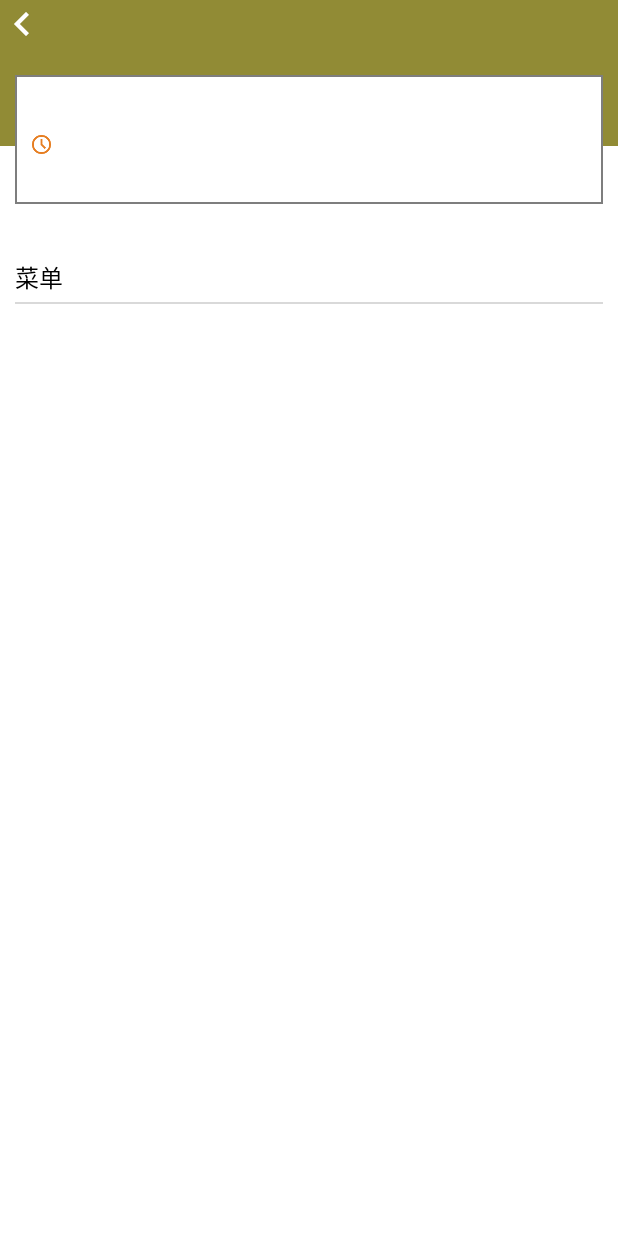
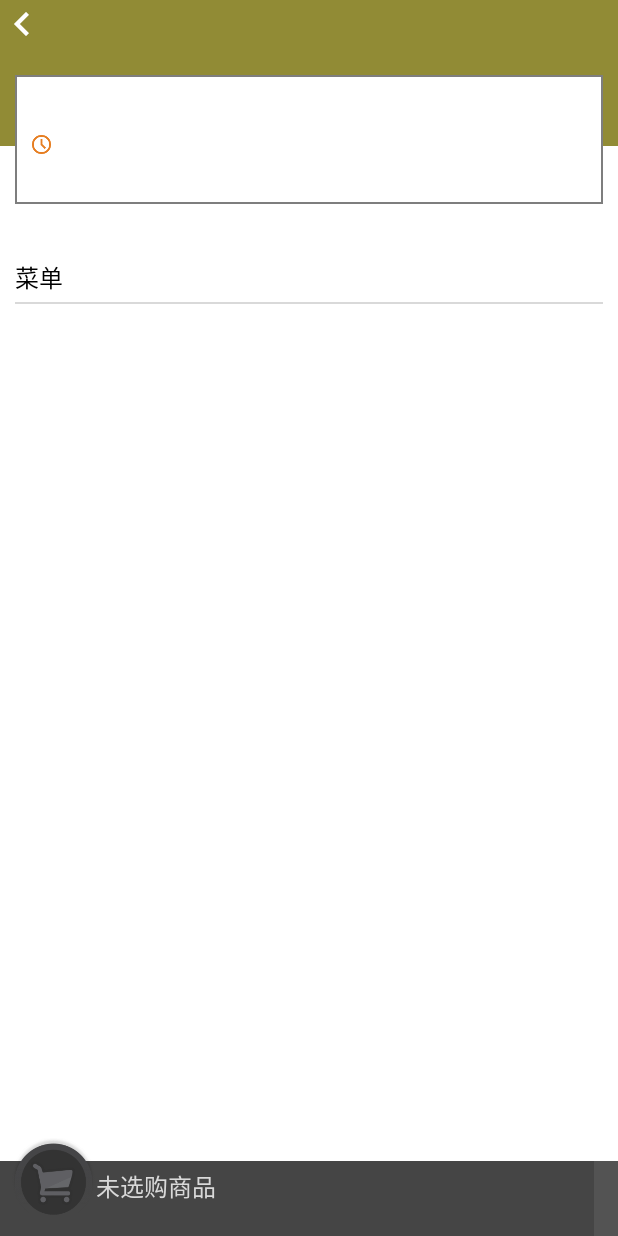
Before and after one commit to g-chameleon/AndroidFoodTakeout, an Android app: the layout activity_shop_detail.xml on its own in the app's theme, with its tools: preview values and no code run, on a phone screen of 412 x 824 dp. Run offline under Robolectric (Android 15) with nearby library versions, the phone set to English and light mode, and no system bars.

Commit message:
添加購物車xml

```diff
--- /dev/null
+++ b/flashDrop/app/src/main/res/drawable/badge_bg.xml
@@ -0,0 +1,9 @@
+<?xml version="1.0" encoding="utf-8"?>
+<shape xmlns:android="http://schemas.android.com/apk/res/android"
+    android:shape="rectangle">
+    <gradient
+        android:endColor="#fe451d"
+        android:startColor="#fe957f"
+        android:type="linear" />
+    <corners android:radius="180dp" />
+</shape>
--- a/flashDrop/app/src/main/res/layout/activity_shop_detail.xml
+++ b/flashDrop/app/src/main/res/layout/activity_shop_detail.xml
@@ -123,4 +123,5 @@
             android:layout_marginBottom="50dp" />
 
     </RelativeLayout>
+    <include layout="@layout/shop_car" />
 </FrameLayout>
--- /dev/null
+++ b/flashDrop/app/src/main/res/layout/car.xml
@@ -0,0 +1,24 @@
+<?xml version="1.0" encoding="utf-8"?>
+<RelativeLayout
+    xmlns:android="http://schemas.android.com/apk/res/android"
+    android:layout_width="match_parent"
+    android:layout_height="match_parent"
+    android:orientation="vertical">
+    <ImageView
+        android:id="@+id/iv_shop_car"
+        android:layout_width="55dp"
+        android:layout_height="55dp"
+        android:layout_alignParentStart="true"
+        android:layout_marginLeft="8dp"
+        android:src="@drawable/shop_car_empty" />
+    <LinearLayout
+        android:layout_width="55dp"
+        android:layout_height="55dp"
+        android:gravity="right|top"
+        android:orientation="horizontal">
+        <TextView
+            android:id="@+id/tv_count"
+            style="@style/badge_style"
+            android:layout_marginTop="4dp" />
+    </LinearLayout>
+</RelativeLayout>
--- /dev/null
+++ b/flashDrop/app/src/main/res/layout/shop_car.xml
@@ -0,0 +1,61 @@
+<?xml version="1.0" encoding="utf-8"?>
+<RelativeLayout
+    xmlns:android="http://schemas.android.com/apk/res/android"
+    android:layout_width="match_parent"
+    android:layout_height="match_parent">
+    <FrameLayout
+        android:layout_width="match_parent"
+        android:layout_height="65dp"
+        android:layout_alignParentBottom="true">
+        <RelativeLayout
+            android:layout_width="match_parent"
+            android:layout_height="50dp"
+            android:layout_marginTop="15dp"
+            android:background="@color/car_gray_color"
+            android:paddingLeft="60dp">
+            <TextView
+                android:id="@+id/tv_money"
+                android:layout_width="wrap_content"
+                android:layout_height="25dp"
+                android:layout_marginLeft="4dp"
+                android:layout_marginTop="4dp"
+                android:gravity="center"
+                android:text="未选购商品"
+                android:textColor="@color/light_gray"
+                android:textSize="16sp" />
+            <TextView
+                android:id="@+id/tv_distribution_cost"
+                android:layout_width="wrap_content"
+                android:layout_height="wrap_content"
+                android:layout_below="@id/tv_money"
+                android:layout_marginLeft="4dp"
+                android:textColor="@android:color/white"
+                android:textSize="12sp"
+                android:textStyle="bold"
+                android:visibility="gone" />
+            <TextView
+                android:id="@+id/tv_settle_accounts"
+                android:layout_width="100dp"
+                android:layout_height="match_parent"
+                android:layout_alignParentRight="true"
+                android:layout_centerVertical="true"
+                android:background="@color/account_color"
+                android:gravity="center"
+                android:text="去结算"
+                android:textColor="@android:color/white"
+                android:textSize="16sp"
+                android:visibility="gone" />
+            <TextView
+                android:id="@+id/tv_not_enough"
+                android:layout_width="wrap_content"
+                android:layout_height="match_parent"
+                android:layout_alignParentRight="true"
+                android:background="@color/account_gray_color"
+                android:gravity="center"
+                android:padding="8dp"
+                android:textColor="@color/light_gray"
+                android:textSize="16sp" />
+        </RelativeLayout>
+        <include layout="@layout/car" />
+    </FrameLayout>
+</RelativeLayout>
--- a/flashDrop/app/src/main/res/values/stytle.xml
+++ b/flashDrop/app/src/main/res/values/stytle.xml
@@ -21,4 +21,18 @@
 
     <style name="AppTheme.Toolbar" parent="ThemeOverlay.AppCompat.ActionBar" />
 
+    <style name="badge_style">
+        <item name="android:layout_width">wrap_content</item>
+        <item name="android:layout_height">wrap_content</item>
+        <item name="android:minHeight">14dp</item>
+        <item name="android:minWidth">14dp</item>
+        <item name="android:paddingLeft">2dp</item>
+        <item name="android:paddingRight">2dp</item>
+        <item name="android:textColor">@android:color/white</item>
+        <item name="android:visibility">gone</item>
+        <item name="android:gravity">center</item>
+        <item name="android:background">@drawable/badge_bg</item>
+        <item name="android:textStyle">bold</item>
+        <item name="android:textSize">10sp</item>
+    </style>
 </resources>
```
Also changed, not shown: flashDrop/app/src/main/res/drawable-v24/shop_car.png (added), flashDrop/app/src/main/res/drawable-v24/shop_car_empty.png (added).
